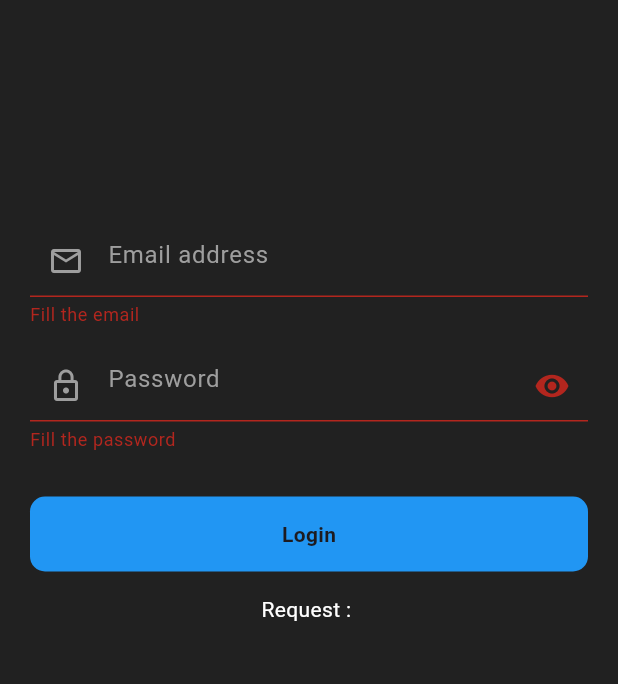
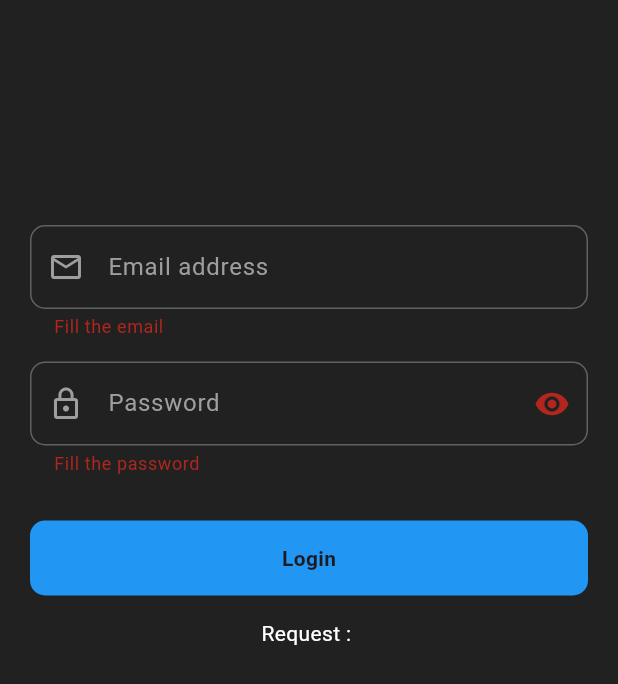
Before and after one commit to He9sham/strong-logic, a Flutter app: the FormValidation screen opened directly, after a tap on "Login", on a phone screen of 412 x 824 dp. Shown: the top 684 px of the screen. Run offline on Flutter 3.47's test engine with Material 3 defaults, Android fonts, the light colour scheme and no system bars; our stand-ins replace file_picker, flutter_svg, image_picker, open_file, video_player; missing offline and left inert: syncfusion_flutter_pdfviewer.

Commit message:
Enhance form validation in FormValidation screen by refining email and password validation logic; add error border styling for improved user feedback.

```diff
--- a/lib/screens/form_validation/form_validation.dart
+++ b/lib/screens/form_validation/form_validation.dart
@@ -32,9 +32,10 @@ class _FormValidationState extends State<FormValidation> {
                     if (value == null || value.isEmpty) {
                       return 'Fill the email';
                     }
-                    if (!value!.endsWith('@gmail.com')) {
+                    if (!value.endsWith('@gmail.com')) {
                       return 'write Email in right format';
                     }
+                    return null;
                   },
                   controller: email,
                   cursorColor: Colors.white,
@@ -47,6 +48,10 @@ class _FormValidationState extends State<FormValidation> {
                     prefixIcon: Icon(
                       Icons.email_outlined,
                       color: Colors.grey.shade500,
+                    ),
+                    errorBorder: OutlineInputBorder(
+                      borderSide: BorderSide(color: Colors.grey.shade700),
+                      borderRadius: BorderRadius.circular(10),
                     ),
                     enabledBorder: OutlineInputBorder(
                       borderSide: BorderSide(color: Colors.grey.shade700),
@@ -65,6 +70,7 @@ class _FormValidationState extends State<FormValidation> {
                     if (value == null || value.isEmpty) {
                       return 'Fill the password';
                     }
+                    return null;
                   },
                   controller: password,
                   cursorColor: Colors.white,
@@ -77,6 +83,10 @@ class _FormValidationState extends State<FormValidation> {
                       color: Colors.grey.shade500,
                     ),
                     suffixIcon: Icon(Icons.remove_red_eye),
+                    errorBorder: OutlineInputBorder(
+                      borderSide: BorderSide(color: Colors.grey.shade700),
+                      borderRadius: BorderRadius.circular(10),
+                    ),
                     enabledBorder: OutlineInputBorder(
                       borderSide: BorderSide(color: Colors.grey.shade700),
                       borderRadius: BorderRadius.circular(10),
```
